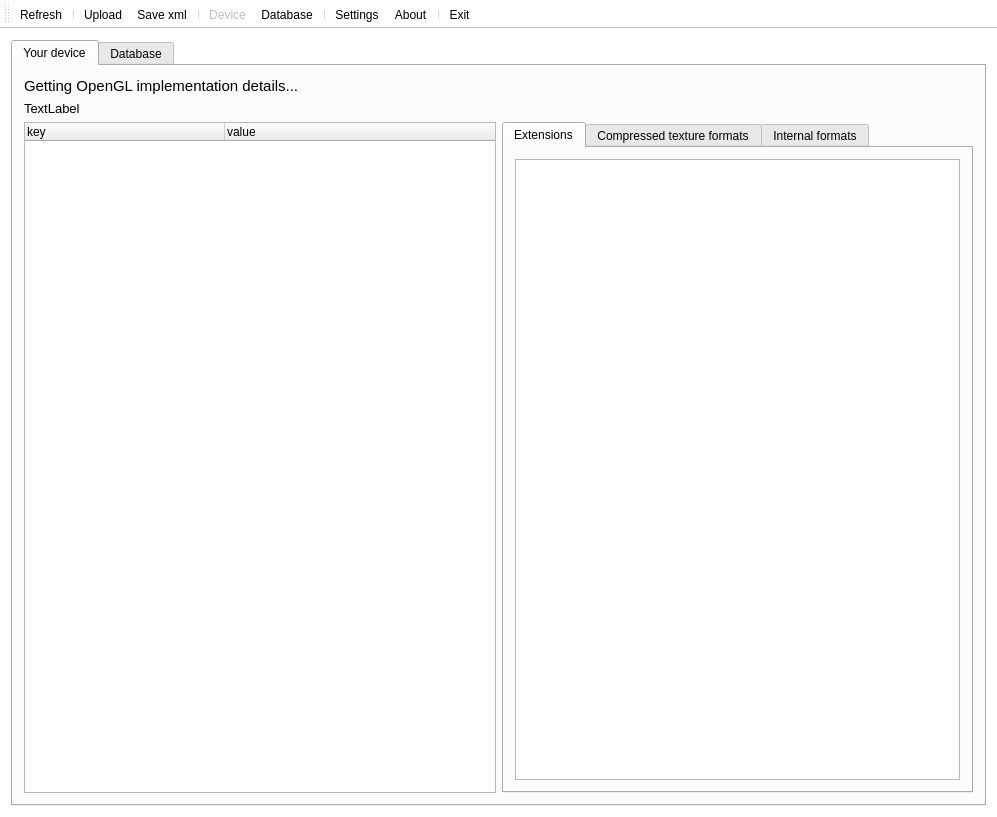
Above: glCapsViewer.ui from SaschaWillems/glCapsViewer before the change. Below: the same form after it.
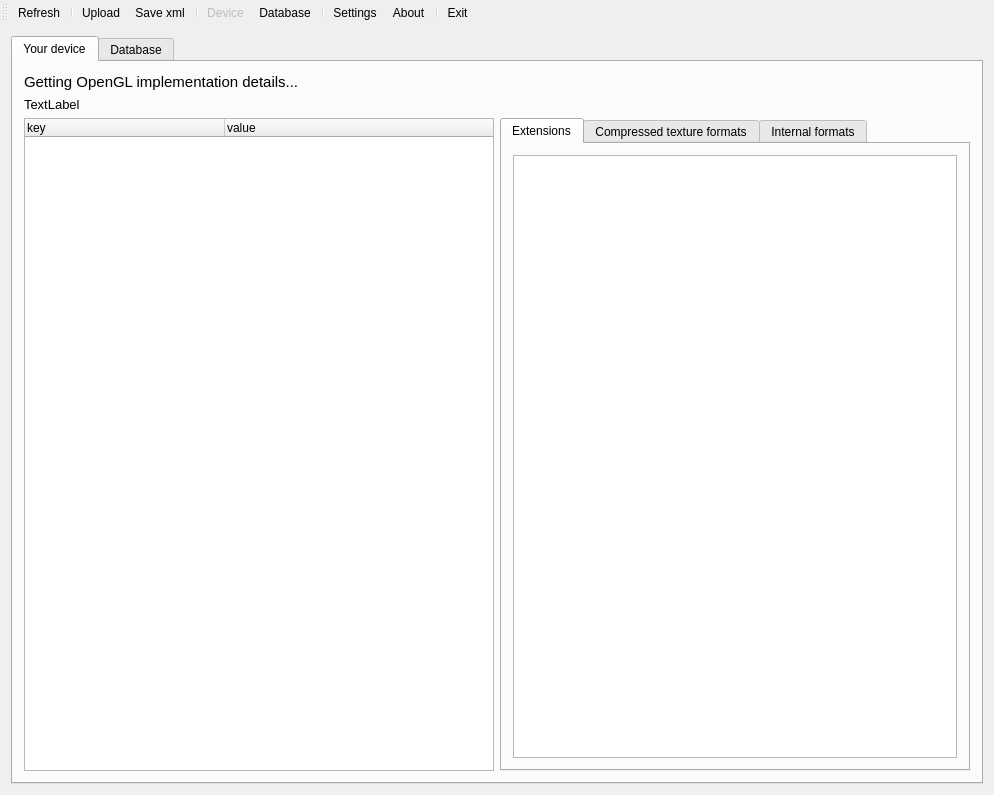
That is the form after the change. Icons and pictures are not drawn.

Patch:
```diff
--- a/glCapsViewer.ui
+++ b/glCapsViewer.ui
@@ -6,8 +6,8 @@
    <rect>
     <x>0</x>
     <y>0</y>
-    <width>997</width>
-    <height>817</height>
+    <width>994</width>
+    <height>795</height>
    </rect>
   </property>
   <property name="windowTitle">
@@ -21,17 +21,11 @@
    <enum>Qt::LeftToRight</enum>
   </property>
   <property name="styleSheet">
-   <string notr="true">#glcapsviewerClass {
-background: white;
-}
-
-#centralWidget {
-background: white;
-}
-
-#mainToolBar {
-background:white;
-color:black;
+   <string notr="true">QToolBar {
+	background-image: url(:/glcapsviewer/Resources/OpenGL48.png);
+	background-repeat:no;
+	background-position:right;
+	border:0px;
 }</string>
   </property>
   <widget class="QWidget" name="centralWidget">
```
Left out of the diff: 4 changed lines with no effect on the pictures.
